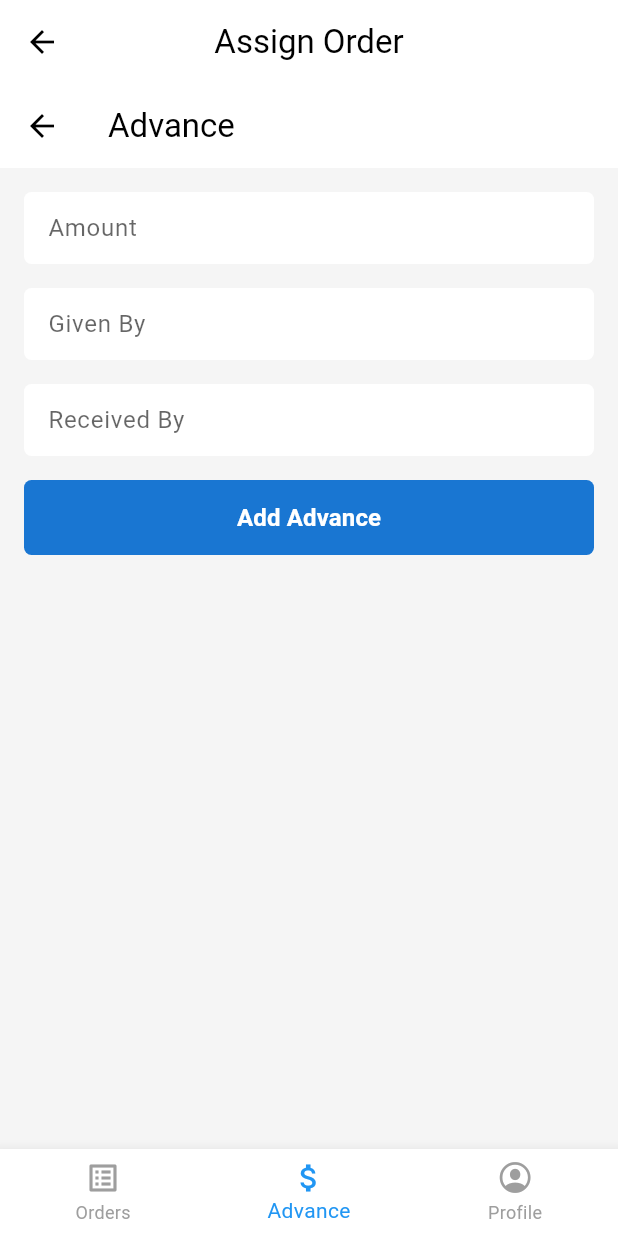
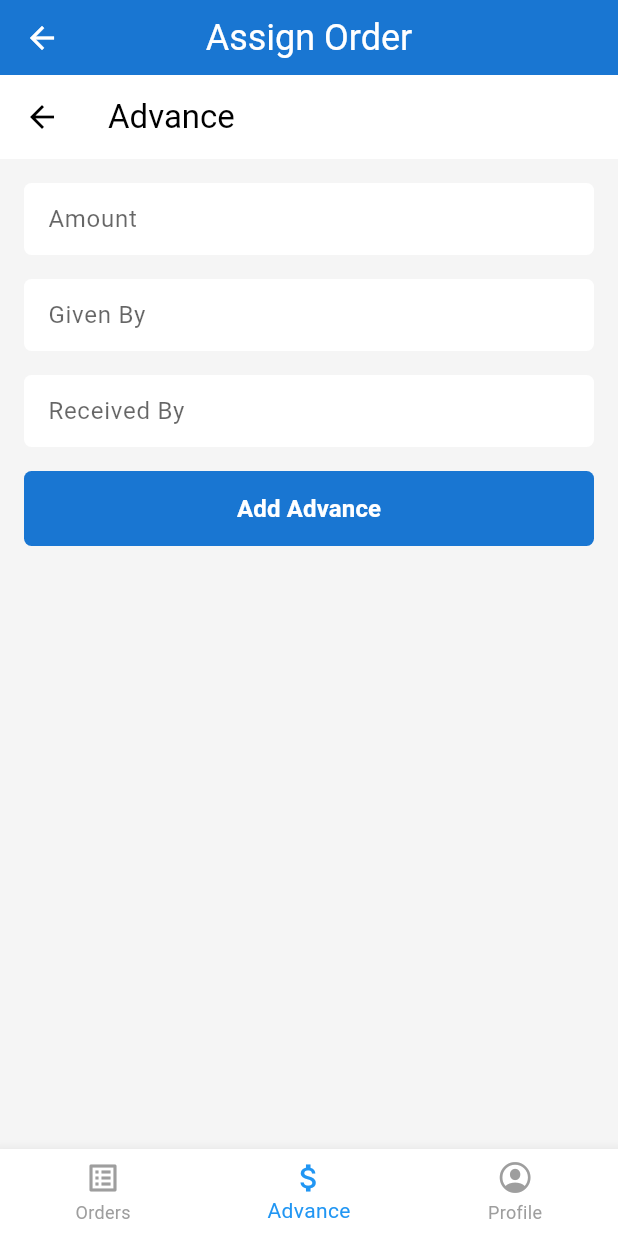
Before and after one commit to tanvirarifsiddiqui/BazarTrack, a Flutter app: the OwnerDashboard screen opened by its route, item 2 of the bottom bar chosen, on a phone screen of 412 x 824 dp. Run offline on Flutter 3.47's test engine with Material 3 defaults, Android fonts, the phone set to English and light mode, and no system bars; our stand-ins replace cached_network_image, firebase_core, firebase_messaging, flutter_local_notifications, flutter_svg, get and 2 more; accounts and stored records are empty; network calls fail.

Commit message:
custom App Bar created and applied into Necessary Positions

```diff
--- a/lib/base/custom_app_bar.dart
+++ b/lib/base/custom_app_bar.dart
@@ -1,3 +1,4 @@
+import 'package:flutter_boilerplate/util/colors.dart';
 import 'package:flutter_boilerplate/util/dimensions.dart';
 import 'package:flutter_boilerplate/util/styles.dart';
 import 'package:flutter/material.dart';
@@ -5,27 +6,28 @@ import 'package:get/get.dart';
 
 class CustomAppBar extends StatelessWidget implements PreferredSizeWidget {
   final String title;
-  final bool isBackButtonExist;
-  final Function? onBackPressed;
-  final bool showCart;
-  const CustomAppBar({super.key, required this.title, this.isBackButtonExist = true, this.onBackPressed, this.showCart = false});
+  final List<Widget>? actions;
+  const CustomAppBar({super.key, required this.title, this.actions});
 
   @override
   Widget build(BuildContext context) {
     return AppBar(
-      title: Text(title, style: robotoRegular.copyWith(fontSize: Dimensions.fontSizeLarge, color: Theme.of(context).textTheme.bodyMedium!.color)),
+      title: Text(
+        title,
+        style: robotoRegular.copyWith(
+          fontSize: Dimensions.fontSizeAppbar,
+          fontWeight: FontWeight.w400,
+          // color: Theme.of(context).textTheme.bodyMedium!.color,
+          color: Colors.white,
+        ),
+      ),
+      actions: actions,
       centerTitle: true,
-      leading: isBackButtonExist ? IconButton(
-        icon: Icon(Icons.arrow_back_ios),
-        color: Theme.of(context).textTheme.bodyMedium!.color,
-        onPressed: () => onBackPressed != null ? onBackPressed!() : Navigator.pop(context),
-      ) : SizedBox(),
-      backgroundColor: Theme.of(context).cardColor,
-      elevation: 0,
-      // actions: showCart ? [
-      //   IconButton(onPressed: () => Get.toNamed(RouteHelper.getCartRoute()),
-      //     icon: CartWidget(color: Theme.of(context).textTheme.bodyText1.color, size: 25),
-      //   )] : null,
+      backgroundColor: AppColors.primary,
+      iconTheme: IconThemeData(
+        color: Colors.white
+      ),
+
     );
   }
 
--- a/lib/features/dashboard/owner_dashboard.dart
+++ b/lib/features/dashboard/owner_dashboard.dart
@@ -1,5 +1,6 @@
 import 'package:flutter/cupertino.dart';
 import 'package:flutter/material.dart';
+import 'package:flutter_boilerplate/base/custom_app_bar.dart';
 import 'package:flutter_boilerplate/features/finance/advance_screen.dart';
 import 'package:flutter_boilerplate/features/profile/profile_screen.dart';
 import 'package:flutter_boilerplate/helper/route_helper.dart';
@@ -32,9 +33,8 @@ class _OwnerDashboardState extends State<OwnerDashboard> {
   @override
   Widget build(BuildContext context) {
     return Scaffold(
-      appBar: AppBar(
-        title: Text(_titles[_currentIndex].tr),
-        centerTitle: true,
+      appBar: CustomAppBar(
+        title: _titles[_currentIndex].tr,
       ),
       body: _screens[_currentIndex],
       bottomNavigationBar: BottomNavigationBar(
--- a/lib/features/orders/edit_order_item_screen.dart
+++ b/lib/features/orders/edit_order_item_screen.dart
@@ -1,6 +1,7 @@
 // lib/features/orders/screens/edit_order_item_screen.dart
 
 import 'package:flutter/material.dart';
+import 'package:flutter_boilerplate/base/custom_app_bar.dart';
 import 'package:get/get.dart';
 import 'package:flutter_boilerplate/features/orders/controller/order_controller.dart';
 import 'package:flutter_boilerplate/features/orders/model/order_item.dart';
@@ -116,8 +117,8 @@ class _EditOrderItemScreenState extends State<EditOrderItemScreen> {
   @override
   Widget build(BuildContext context) {
     return Scaffold(
-      appBar: AppBar(
-        title: Text(_isNew ? 'Add Item' : 'Edit Item'),
+      appBar: CustomAppBar(
+        title: _isNew ? 'Add Item' : 'Edit Item',
         actions: [
           IconButton(onPressed: (){
             _confirmAndDelete();
--- a/lib/features/orders/order_detail_screen.dart
+++ b/lib/features/orders/order_detail_screen.dart
@@ -1,5 +1,6 @@
 // File: lib/features/orders/screens/order_detail_screen.dart
 import 'package:flutter/material.dart';
+import 'package:flutter_boilerplate/base/custom_app_bar.dart';
 import 'package:get/get.dart';
 import 'package:intl/intl.dart';
 
@@ -24,8 +25,8 @@ class OrderDetailScreen extends StatelessWidget {
     final isAssistant = auth.currentUser?.role == UserRole.assistant;
 
     return Scaffold(
-      appBar: AppBar(
-        title: Text('Order #$orderId'),
+      appBar: CustomAppBar(
+        title: 'Order #$orderId',
         actions: [
           IconButton(
             icon: const Icon(Icons.history),
--- a/lib/util/dimensions.dart
+++ b/lib/util/dimensions.dart
@@ -5,6 +5,7 @@ class Dimensions {
   static double fontSizeSmall = Get.context!.width >= 1300 ? 16 : 12;
   static double fontSizeDefault = Get.context!.width >= 1300 ? 18 : 14;
   static double fontSizeLarge = Get.context!.width >= 1300 ? 20 : 16;
+  static double fontSizeAppbar = Get.context!.width >= 1300 ? 30 : 24;
   static double fontSizeExtraLarge = Get.context!.width >= 1300 ? 22 : 18;
   static double fontSizeOverLarge = Get.context!.width >= 1300 ? 28 : 24;
 
```
